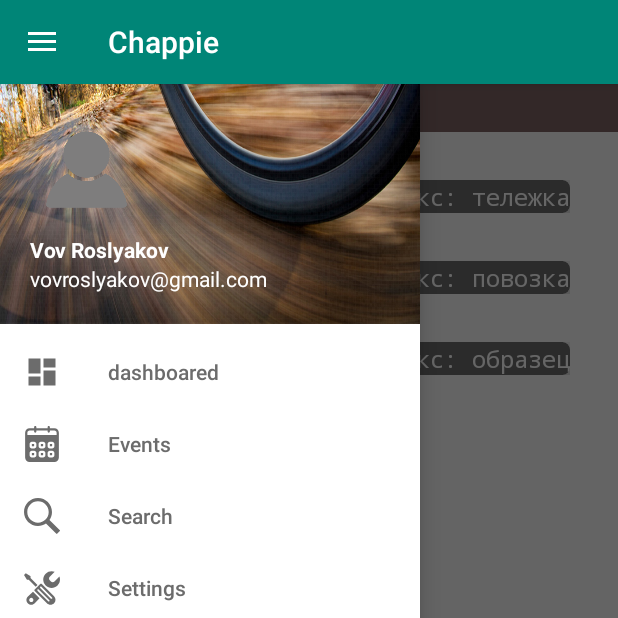
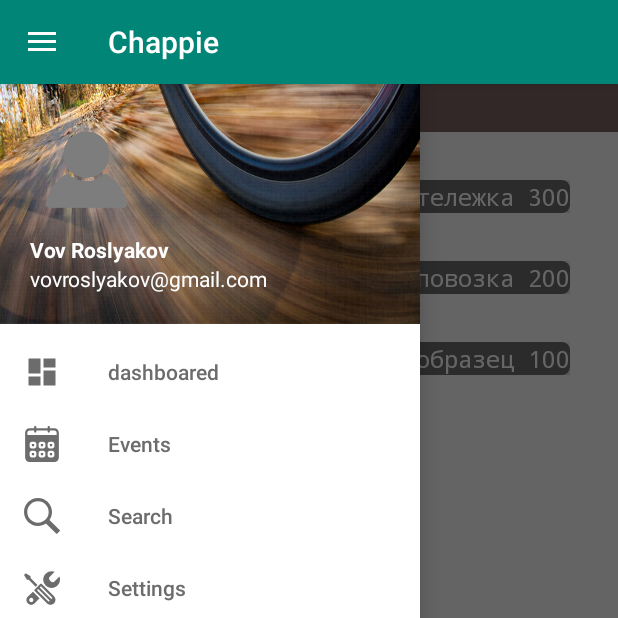
Before and after one commit to vovroslyakov/Chappie, an Android app: the Fragment1 screen opened directly, with no data from a screen before it, on a phone screen of 412 x 824 dp, the top half of it. Run offline under Robolectric (Android 15) with nearby library versions, the phone set to English and light mode, and no system bars; libraries missing offline, so code that uses them is left out: com.viewpagerindicator; plain views replace CirclePageIndicator, TitlePageIndicator; 2 statements that could not run were skipped.

Commit message:
add list

```diff
--- a/app/src/main/AndroidManifest.xml
+++ b/app/src/main/AndroidManifest.xml
@@ -4,9 +4,9 @@
 
     <application
         android:allowBackup="true"
-        android:icon="@mipmap/ic_launcher"
+        android:icon="@drawable/icon"
         android:label="@string/app_name"
-        android:roundIcon="@mipmap/ic_launcher_round"
+        android:roundIcon="@drawable/icon"
         android:supportsRtl="true"
         android:theme="@style/AppTheme">
         <activity android:name=".SplashActivity">
--- a/app/src/main/java/com/vovroslyakov/chappie/Ekart.java
+++ /dev/null
@@ -1,18 +0,0 @@
-package com.vovroslyakov.chappie;
-
-import java.util.ArrayList;
-import java.util.List;
-
-public class Ekart {
-
-    private String model;
-
-    public Ekart(String model) {
-        this.model = model;
-    }
-
-    @Override
-    public String toString() {
-        return model;
-    }
-}
--- /dev/null
+++ b/app/src/main/java/com/vovroslyakov/chappie/ElectricKart.java
@@ -0,0 +1,35 @@
+package com.vovroslyakov.chappie;
+
+import android.widget.ImageView;
+
+import java.util.ArrayList;
+import java.util.List;
+
+public class ElectricKart {
+
+    private String modelKart;
+    private int price;
+
+    public String getModelKart() {
+        return modelKart;
+    }
+
+    public void setModelKart(String modelKart) {
+        this.modelKart = modelKart;
+    }
+
+    public int getPrice() {
+        return price;
+    }
+
+    public void setPrice(int price) {
+        this.price = price;
+    }
+
+    public ElectricKart(String modelKart, int price) {
+        this.modelKart = modelKart;
+        this.price = price;
+
+
+    }
+}
--- a/app/src/main/java/com/vovroslyakov/chappie/Fragment1.java
+++ b/app/src/main/java/com/vovroslyakov/chappie/Fragment1.java
@@ -23,11 +23,11 @@ public class Fragment1 extends Fragment implements OnRecyclerViewItemClickListen
         LinearLayoutManager lm = new LinearLayoutManager(getActivity());
         list.setLayoutManager(lm);
 
-        List<Ekart> products = new ArrayList<>(10);
+        List<ElectricKart> products = new ArrayList<>(10);
 
-        products.add(new Ekart("тележка"));
-        products.add(new Ekart("повозка"));
-        products.add(new Ekart("образец"));
+        products.add(new ElectricKart("тележка", 300));
+        products.add(new ElectricKart("повозка", 200));
+        products.add(new ElectricKart("образец", 100));
 
 
         adapter = new MyAdapter(products);
@@ -39,6 +39,5 @@ public class Fragment1 extends Fragment implements OnRecyclerViewItemClickListen
 
     @Override
     public void onClick() {
-
     }
 }
--- a/app/src/main/java/com/vovroslyakov/chappie/MyAdapter.java
+++ b/app/src/main/java/com/vovroslyakov/chappie/MyAdapter.java
@@ -12,10 +12,10 @@ import java.util.List;
 
 public class MyAdapter extends RecyclerView.Adapter<MyAdapter.MyViewHolder> {
 
-    private List<Ekart> productList;
+    private List<ElectricKart> productList;
     private static int numberIndexCount;
 
-    MyAdapter(List<Ekart> pro) {
+    MyAdapter(List<ElectricKart> pro) {
         productList = pro;
         numberIndexCount = 0;
     }
@@ -33,7 +33,8 @@ public class MyAdapter extends RecyclerView.Adapter<MyAdapter.MyViewHolder> {
         View view = inflater.inflate(layoutIdForItem, viewGroup, false);
 
         MyViewHolder viewHolder = new MyViewHolder(view);
-        viewHolder.itemViewIndex.setText("Индекс: " + productList.get(numberIndexCount).toString());
+        viewHolder.itemViewIndex.setText("Индекс: " + productList.get(numberIndexCount).getModelKart()
+                + " " + productList.get(numberIndexCount).getPrice());
 
         numberIndexCount++;
 
--- a/app/src/main/res/anim/transition.xml
+++ b/app/src/main/res/anim/transition.xml
@@ -1,5 +1,5 @@
 <?xml version="1.0" encoding="utf-8"?>
 <alpha xmlns:android="http://schemas.android.com/apk/res/android"
-    android:duration="9000"
+    android:duration="7000"
     android:fromAlpha="0.0"
     android:toAlpha="1.0" />
```
Also changed, not shown: app/src/main/res/layout/activity_splash.xml (+10 -10 lines), app/src/main/res/drawable/icon.png (added), app/src/main/res/drawable/karts3d.png (added).
